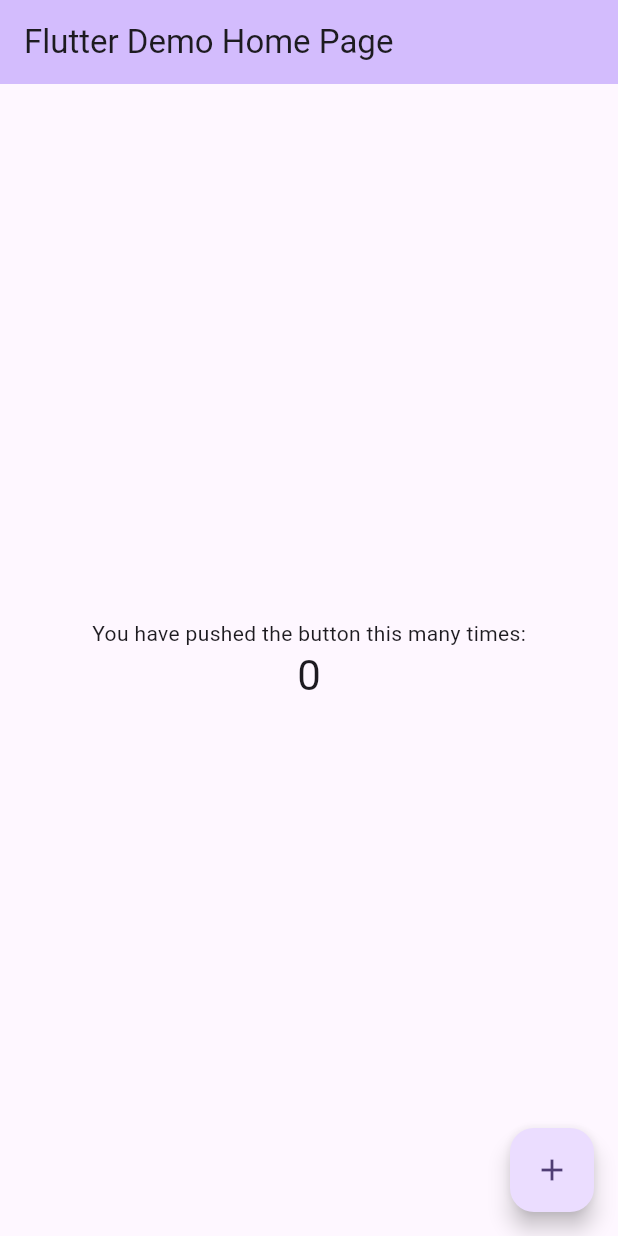
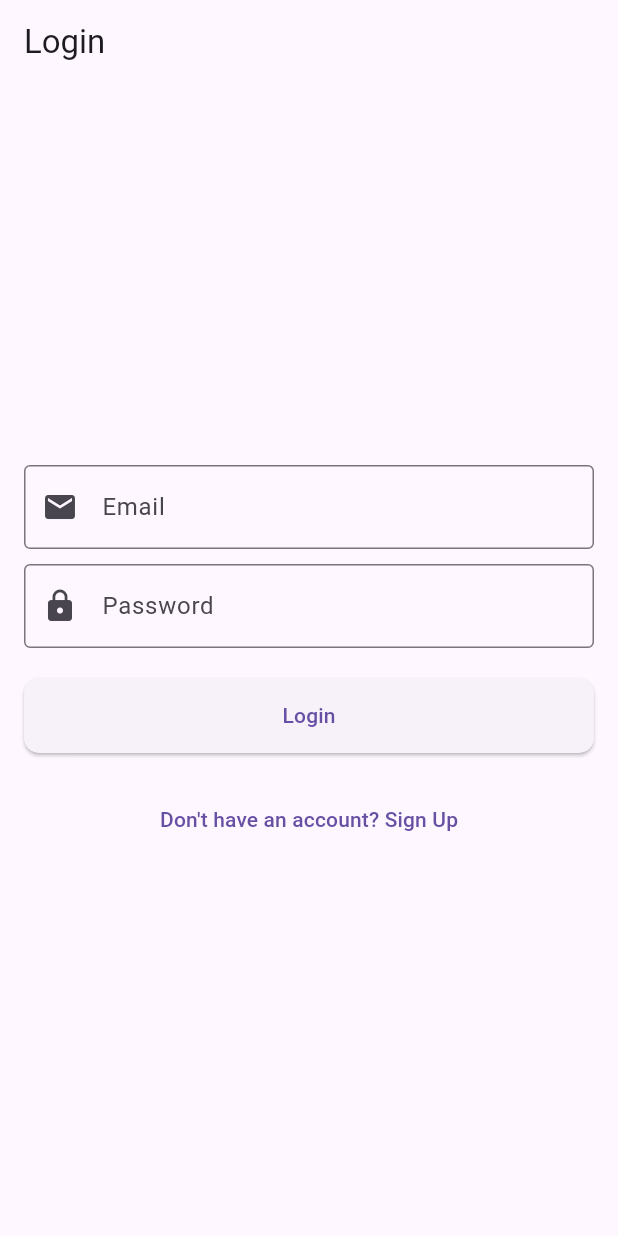
Before and after one commit to SantoshInchalakaranji/memo_neet, a Flutter app: the screen it shows after launch, on a phone screen of 412 x 824 dp. Run offline on Flutter 3.47's test engine with Material 3 defaults, Android fonts, the light colour scheme and no system bars; our stand-ins replace cloud_firestore, firebase_auth, firebase_core; accounts and stored records are empty.

Commit message:
final commit

```diff
--- a/lib/main.dart
+++ b/lib/main.dart
@@ -1,78 +1,65 @@
+import 'dart:io';
+
+import 'package:firebase_core/firebase_core.dart';
 import 'package:flutter/material.dart';
+import 'package:memo_neet/view/HomeScreen.dart';
+import 'package:memo_neet/view/LoginScreen.dart';
+import 'package:memo_neet/view/SignUpScreen.dart';
+import 'package:memo_neet/view/SplashScreen.dart';
+import 'package:memo_neet/viewmodel/AuthViewModel.dart';
+import 'package:memo_neet/viewmodel/DataViewModel.dart';
+import 'package:provider/provider.dart';
 
-void main() {
-  runApp(const MyApp());
+Future main() async {
+  WidgetsFlutterBinding.ensureInitialized();
+
+  Platform.isAndroid
+      ? await Firebase.initializeApp(
+          options: const FirebaseOptions(
+              apiKey: "AIzaSyAVkKn6w75-cUhf0CXoaWhmxQB--6c1j9A",
+              appId: "1:531350209966:android:5c4509b1bbff15fc04b43f",
+              messagingSenderId: "531350209966",
+              projectId: "memoneet-59084"))
+      : Firebase.initializeApp();
+  runApp(
+    MultiProvider(
+      providers: [
+        ChangeNotifierProvider(create: (_) => AuthViewModel()),
+        ChangeNotifierProvider(create: (_) => DataViewModel()),
+      ],
+      child: MyApp(),
+    ),
+  );
 }
 
 class MyApp extends StatelessWidget {
-  const MyApp({super.key});
-
-  // This widget is the root of your application.
   @override
   Widget build(BuildContext context) {
     return MaterialApp(
-      title: 'Flutter Demo',
+      title: 'Memo Neet',
       theme: ThemeData(
-
-        colorScheme: ColorScheme.fromSeed(seedColor: Colors.deepPurple),
-        useMaterial3: true,
+        primarySwatch: Colors.blue,
       ),
-      home: const MyHomePage(title: 'Flutter Demo Home Page'),
+      home: FutureBuilder(
+        future:
+            Provider.of<AuthViewModel>(context, listen: true).checkLoggedIn(),
+        builder: (context, snapshot) {
+          if (snapshot.connectionState == ConnectionState.waiting) {
+            return SplashScreen();
+          } else {
+            if (snapshot.hasData && snapshot.data == true) {
+              return HomeScreen();
+            } else {
+              return LoginScreen();
+            }
+          }
+        },
+      ),
+      routes: {
+        '/login': (context) => LoginScreen(),
+        '/signup': (context) => SignUpScreen(),
+        '/home': (context) => HomeScreen(),
+      },
     );
   }
 }
-
-class MyHomePage extends StatefulWidget {
-  const MyHomePage({super.key, required this.title});
-
-
-  final String title;
-
-  @override
-  State<MyHomePage> createState() => _MyHomePageState();
-}
-
-class _MyHomePageState extends State<MyHomePage> {
-  int _counter = 0;
-
-  void _incrementCounter() {
-    setState(() {
-
-      _counter++;
-    });
-  }
-
-  @override
-  Widget build(BuildContext context) {
-
-    return Scaffold(
-      appBar: AppBar(
-
-        backgroundColor: Theme.of(context).colorScheme.inversePrimary,
-
-        title: Text(widget.title),
-      ),
-      body: Center(
-
-        child: Column(
-
-          mainAxisAlignment: MainAxisAlignment.center,
-          children: <Widget>[
-            const Text(
-              'You have pushed the button this many times:',
-            ),
-            Text(
-              '$_counter',
-              style: Theme.of(context).textTheme.headlineMedium,
-            ),
-          ],
-        ),
-      ),
-      floatingActionButton: FloatingActionButton(
-        onPressed: _incrementCounter,
-        tooltip: 'Increment',
-        child: const Icon(Icons.add),
-      ), // This trailing comma makes auto-formatting nicer for build methods.
-    );
-  }
-}
--- /dev/null
+++ b/lib/view/LoginScreen.dart
@@ -0,0 +1,109 @@
+import 'package:flutter/material.dart';
+import 'package:provider/provider.dart';
+import 'package:memo_neet/viewmodel/AuthViewModel.dart';
+
+class LoginScreen extends StatefulWidget {
+  const LoginScreen({Key? key});
+
+  @override
+  _LoginScreenState createState() => _LoginScreenState();
+}
+
+class _LoginScreenState extends State<LoginScreen> {
+  String email = '';
+  String password = '';
+  bool showError = false;
+  bool isLoggingIn = false;
+  String errorMessage = '';
+
+  @override
+  Widget build(BuildContext context) {
+    return Scaffold(
+      appBar: AppBar(
+        title: Text('Login'),
+      ),
+      body: Padding(
+        padding: EdgeInsets.all(16.0),
+        child: Column(
+          mainAxisAlignment: MainAxisAlignment.center,
+          crossAxisAlignment: CrossAxisAlignment.stretch,
+          children: [
+            TextField(
+              onChanged: (value) => email = value,
+              decoration: InputDecoration(
+                labelText: 'Email',
+                border: OutlineInputBorder(),
+                prefixIcon: Icon(Icons.email),
+              ),
+            ),
+            SizedBox(height: 10),
+            TextField(
+              onChanged: (value) => password = value,
+              decoration: InputDecoration(
+                labelText: 'Password',
+                border: OutlineInputBorder(),
+                prefixIcon: Icon(Icons.lock),
+              ),
+              obscureText: true,
+            ),
+            if (showError)
+              Text(
+                errorMessage,
+                style: TextStyle(color: Colors.red),
+              ),
+            SizedBox(height: 20),
+            ElevatedButton(
+              onPressed: isLoggingIn
+                  ? null
+                  : () {
+                      if (email.isEmpty || password.isEmpty) {
+                        // Show error message
+                        setState(() {
+                          errorMessage = "Invalid email or password";
+                          showError = true;
+                        });
+                      } else {
+                        // Start the login process
+                        setState(() {
+                          isLoggingIn = true;
+                          showError = false; // Reset error message
+                        });
+
+                        // Handle login button press
+                        Provider.of<AuthViewModel>(context, listen: false)
+                            .signInWithEmailAndPassword(email, password)
+                            .then((_) {
+                          // Navigate to home screen if signed in successfully
+                          Navigator.pushReplacementNamed(context, '/home');
+                        }).catchError((error) {
+                          // Handle login error
+                          setState(() {
+                            isLoggingIn = false;
+                            errorMessage = error.toString();
+                            showError = true;
+                          });
+                        });
+                      }
+                    },
+              child: isLoggingIn ? CircularProgressIndicator() : Text('Login'),
+              style: ElevatedButton.styleFrom(
+                padding: EdgeInsets.symmetric(vertical: 15),
+                shape: RoundedRectangleBorder(
+                  borderRadius: BorderRadius.circular(10),
+                ),
+              ),
+            ),
+            SizedBox(height: 20),
+            TextButton(
+              onPressed: () {
+                // Navigate to signup screen
+                Navigator.pushNamed(context, '/signup');
+              },
+              child: Text('Don\'t have an account? Sign Up'),
+            ),
+          ],
+        ),
+      ),
+    );
+  }
+}
--- /dev/null
+++ b/lib/viewmodel/AuthViewModel.dart
@@ -0,0 +1,53 @@
+import 'package:flutter/material.dart';
+import 'package:firebase_auth/firebase_auth.dart';
+
+class AuthViewModel extends ChangeNotifier {
+  final FirebaseAuth _auth = FirebaseAuth.instance;
+
+  User? get currentUser => _auth.currentUser;
+
+Future<void> signInWithEmailAndPassword(String email, String password) async {
+    try {
+      await _auth.signInWithEmailAndPassword(email: email, password: password);
+      notifyListeners();
+    } on FirebaseAuthException catch (e) {
+      if (e.code == 'user-not-found' || e.code == 'wrong-password') {
+        throw 'Invalid email or password';
+      } else {
+        throw 'Error signing in: ${e.message}';
+      }
+    } catch (e) {
+      throw 'Error signing in: $e';
+    }
+  }
+
+  Future<void> signUpWithEmailAndPassword(String email, String password) async {
+    try {
+      await _auth.createUserWithEmailAndPassword(email: email, password: password);
+      notifyListeners();
+    } on FirebaseAuthException catch (e) {
+    if (e.code == 'email-already-in-use') {
+      throw 'The account already exists for that email.';
+    } else {
+      throw 'Error signing up: ${e.message}';
+    }
+  } catch (e) {
+    throw 'Error signing up: $e';
+  }
+}
+
+  Future<void> signOut() async {
+    try {
+      await _auth.signOut();
+      notifyListeners();
+    } catch (e) {
+      // Handle error
+    }
+  }
+
+  Future<bool> checkLoggedIn() async {
+     await Future.delayed(const Duration(seconds: 2));
+    final currentUser = _auth.currentUser;
+    return currentUser != null;
+  }
+}
```
Also changed, not shown: lib/model/Note.dart (added, +11 -0 lines), lib/view/HomeScreen.dart (added, +177 -0 lines), lib/view/SignUpScreen.dart (added, +107 -0 lines), lib/view/SplashScreen.dart (added, +25 -0 lines), lib/viewmodel/DataViewModel.dart (added, +65 -0 lines), pubspec.yaml (+9 -10 lines), assets/logo.png (added), pubspec.lock, 8 other files.
